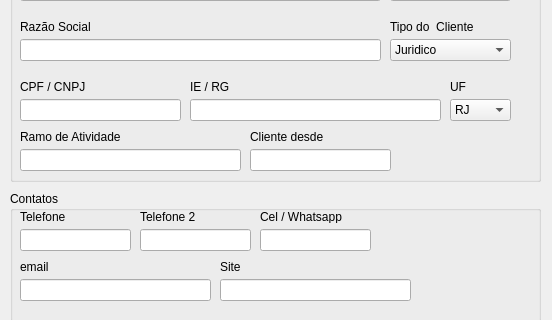
Above: ui_code/addcliente.ui from andersonlrsilva/Controle_de_Estoque before the change; both pictures show x 0 to 552 and y 99 to 419 of the 552 by 670 pixel window. Below: the same form after it.
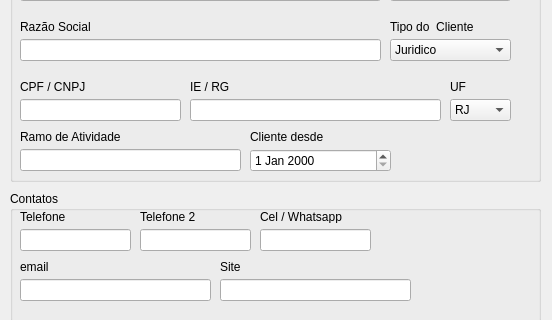
That is the form after the change.

```diff
--- a/ui_code/addcliente.ui
+++ b/ui_code/addcliente.ui
@@ -736,7 +736,7 @@
       </widget>
      </item>
      <item>
-      <widget class="QLineEdit" name="lineEdit_12"/>
+      <widget class="QDateEdit" name="dateEditCliente"/>
      </item>
     </layout>
    </widget>
```
Left out of the diff: 3 changed lines with no effect on the pictures.
